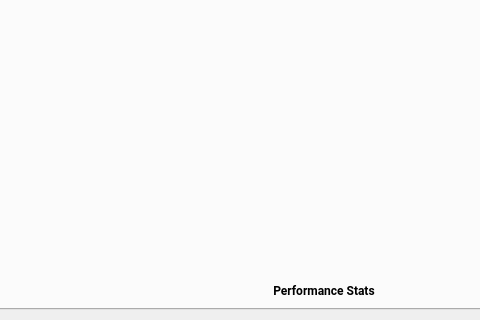
Before: the Qt Designer form android/android-ui/modules/aemu-ext-pages/settings/src/android/skin/qt/extended-pages/settings-page.ui in CodeLinaro-mirror/la_platform_external_qemu, drawn with Qt 5; both pictures show x 142 to 622 and y 260 to 580 of the 622 by 580 pixel window.
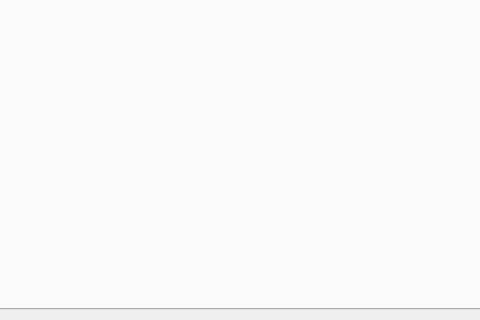
After: the same form once the commit is applied. The open tabs and pages were chosen to show the change. Icons and pictures are not drawn. Custom widgets are drawn as their Qt base class.

Commit message: Remove the Performance Stats window

The edit to the form file:
```diff
--- a/android/android-ui/modules/aemu-ext-pages/settings/src/android/skin/qt/extended-pages/settings-page.ui
+++ b/android/android-ui/modules/aemu-ext-pages/settings/src/android/skin/qt/extended-pages/settings-page.ui
@@ -1518,35 +1518,6 @@
       </property>
      </item>
     </widget>
-    <widget class="RaisedMaterialButton" name="perfstatsButton">
-     <property name="geometry">
-      <rect>
-       <x>324</x>
-       <y>486</y>
-       <width>280</width>
-       <height>36</height>
-      </rect>
-     </property>
-     <property name="font">
-      <font>
-       <family>Roboto</family>
-       <weight>75</weight>
-       <bold>true</bold>
-      </font>
-     </property>
-     <property name="text">
-      <string>Performance Stats</string>
-     </property>
-     <property name="flat">
-      <bool>true</bool>
-     </property>
-     <property name="ColorGroup" stdset="0">
-      <string>Button</string>
-     </property>
-     <property name="report_metrics" stdset="0">
-      <bool>false</bool>
-     </property>
-    </widget>
    </widget>
   </widget>
  </widget>
```
The commit also changes 14 other files.
